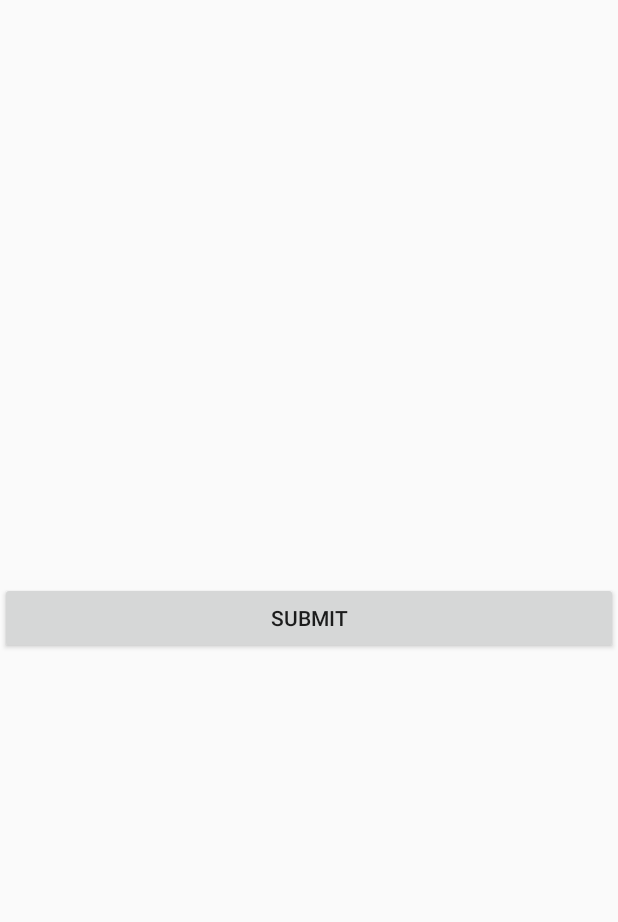
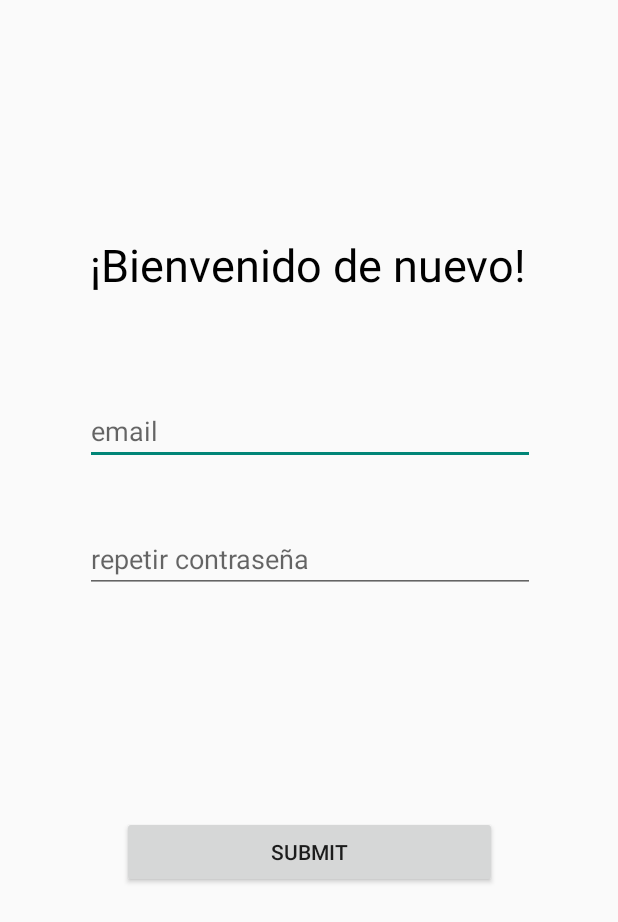
Before and after one commit to Brunoo652/PFC-Bruno, an Android app: the LoginActivity screen opened directly, with no data from a screen before it, on a phone screen of 412 x 824 dp. Shown: the top 922 px of the screen. Run offline under Robolectric (Android 15) with nearby library versions, the phone set to English and light mode, and no system bars.

Commit message:
La he liado, he estado haciendo cosas del login y register en esta rama, estamos trabjando en ambas a la vez, usare esta rama para ambas cosas a partir de ahora)

```diff
--- a/android/InazumaWiki/app/src/main/java/com/afundacion/inazumawiki/login/LoginActivity.java
+++ b/android/InazumaWiki/app/src/main/java/com/afundacion/inazumawiki/login/LoginActivity.java
@@ -1,30 +1,64 @@
 package com.afundacion.inazumawiki.login;
 
 import androidx.appcompat.app.AppCompatActivity;
-
 import android.content.Intent;
 import android.os.Bundle;
 import android.view.View;
 import android.widget.Button;
-
+import android.widget.EditText;
+import android.widget.Toast;
 import com.afundacion.inazumawiki.main.MainActivity;
 import com.afundacion.myaplication.R;
 
-public class LoginActivity extends AppCompatActivity {
+public class LoginActivity extends AppCompatActivity implements POSTlogin.LoginCallback {
+
+    private EditText emailEditText, passwordEditText;
+    private Button submitButton;
 
     @Override
     protected void onCreate(Bundle savedInstanceState) {
         super.onCreate(savedInstanceState);
         setContentView(R.layout.activity_login);
 
-        Button submit = findViewById(R.id.SubmitLoginBoton);
+        emailEditText = findViewById(R.id.EmailLogin);
+        passwordEditText = findViewById(R.id.LoginPassword);
+        submitButton = findViewById(R.id.SubmitLoginBoton);
 
-        submit.setOnClickListener(new View.OnClickListener() {
+        submitButton.setOnClickListener(new View.OnClickListener() {
             @Override
             public void onClick(View v) {
-                Intent intent = new Intent(LoginActivity.this, MainActivity.class);
-                startActivity(intent);
+                String email = emailEditText.getText().toString();
+                String password = passwordEditText.getText().toString();
+
+                if (email.isEmpty() || password.isEmpty()) {
+                    Toast.makeText(LoginActivity.this, "Completa todos los campos", Toast.LENGTH_SHORT).show();
+                    return;
+                }
+
+                POSTlogin.login(LoginActivity.this, email, password, LoginActivity.this);
             }
         });
     }
+
+    @Override
+    public void onLoginSuccess() {
+        Intent intent = new Intent(LoginActivity.this, MainActivity.class);
+        startActivity(intent);
+        Toast.makeText(LoginActivity.this, "Inicio de sesión exitoso", Toast.LENGTH_SHORT).show();
+    }
+
+    @Override
+    public void onEmailError() {
+        Toast.makeText(LoginActivity.this, "Correo electrónico incorrecto", Toast.LENGTH_SHORT).show();
+    }
+
+    @Override
+    public void onPasswordError() {
+        Toast.makeText(LoginActivity.this, "Contraseña incorrecta", Toast.LENGTH_SHORT).show();
+    }
+
+    @Override
+    public void onLoginError() {
+        Toast.makeText(LoginActivity.this, "Error al iniciar sesión", Toast.LENGTH_SHORT).show();
+    }
 }
--- a/android/InazumaWiki/app/src/main/java/com/afundacion/inazumawiki/register/CheckPassword.java
+++ b/android/InazumaWiki/app/src/main/java/com/afundacion/inazumawiki/register/CheckPassword.java
@@ -3,8 +3,8 @@ package com.afundacion.inazumawiki.register;
 public class CheckPassword {
 
     public static boolean isPasswordValid(String password) {
-        // Comprueba si la contraseña tiene al menos 8 caracteres
-        if (password.length() < 8) {
+        // Comprueba si la contraseña tiene al menos 8 caracteres y no supera los 20 caracteres
+        if (password.length() < 8 || password.length() > 20) {
             return false;
         }
 
--- a/android/InazumaWiki/app/src/main/res/layout/activity_login.xml
+++ b/android/InazumaWiki/app/src/main/res/layout/activity_login.xml
@@ -7,13 +7,56 @@
     tools:context="com.afundacion.inazumawiki.login.LoginActivity">
 
 
+    <TextView
+        android:id="@+id/textView4"
+        android:layout_width="wrap_content"
+        android:layout_height="wrap_content"
+        android:layout_marginTop="156dp"
+        android:text="¡Bienvenido de nuevo!"
+        android:textAlignment="center"
+        android:textColor="@color/black"
+        android:textSize="30dp"
+        app:layout_constraintEnd_toEndOf="parent"
+        app:layout_constraintHorizontal_bias="0.497"
+        app:layout_constraintStart_toStartOf="parent"
+        app:layout_constraintTop_toTopOf="parent" />
+
+    <EditText
+        android:id="@+id/EmailLogin"
+        android:layout_width="300dp"
+        android:layout_height="wrap_content"
+        android:layout_marginTop="68dp"
+        android:hint="email"
+        android:inputType="textEmailAddress"
+        app:layout_constraintEnd_toEndOf="parent"
+        app:layout_constraintHorizontal_bias="0.504"
+        app:layout_constraintStart_toStartOf="parent"
+        app:layout_constraintTop_toBottomOf="@+id/textView4" />
+
+    <EditText
+        android:id="@+id/LoginPassword"
+        android:layout_width="300dp"
+        android:layout_height="wrap_content"
+        android:layout_marginTop="40dp"
+        android:hint="repetir contraseña"
+        android:inputType="textPassword"
+        app:layout_constraintEnd_toEndOf="parent"
+        app:layout_constraintHorizontal_bias="0.504"
+        app:layout_constraintStart_toStartOf="parent"
+        app:layout_constraintTop_toBottomOf="@+id/EmailLogin" />
+
     <Button
         android:id="@+id/SubmitLoginBoton"
-        android:layout_width="match_parent"
+        android:layout_width="250dp"
         android:layout_height="wrap_content"
         android:text="Submit"
         app:layout_constraintBottom_toBottomOf="parent"
-        app:layout_constraintTop_toTopOf="parent">
+        app:layout_constraintEnd_toEndOf="parent"
+        app:layout_constraintStart_toStartOf="parent"
+        app:layout_constraintTop_toBottomOf="@+id/LoginPassword"
+        app:layout_constraintVertical_bias="0.39">
 
     </Button>
+
+
 </androidx.constraintlayout.widget.ConstraintLayout>
--- a/rest/api/src/main/java/org/api/model/UsuarioRepository.java
+++ b/rest/api/src/main/java/org/api/model/UsuarioRepository.java
@@ -6,7 +6,7 @@ import org.springframework.stereotype.Repository;
 @Repository
 public interface UsuarioRepository extends JpaRepository<UsuarioEntity, Integer> {
 
-    // Puedes agregar métodos de consulta personalizados aquí si es necesario
-    // Por ejemplo, puedes definir métodos para buscar usuarios por email, etc.
+    // Método personalizado para buscar un usuario por su correo electrónico
+    UsuarioEntity findByEmail(String email);
 
 }
```
Also changed, not shown: android/InazumaWiki/app/src/main/java/com/afundacion/inazumawiki/login/POSTlogin.java (added, +83 -0 lines), rest/api/src/main/java/org/api/controller/UsuarioController.java (+20 -1 lines), rest/api/src/main/java/org/api/model/UsuarioEntity.java (+37 -6 lines), 1 other file.
